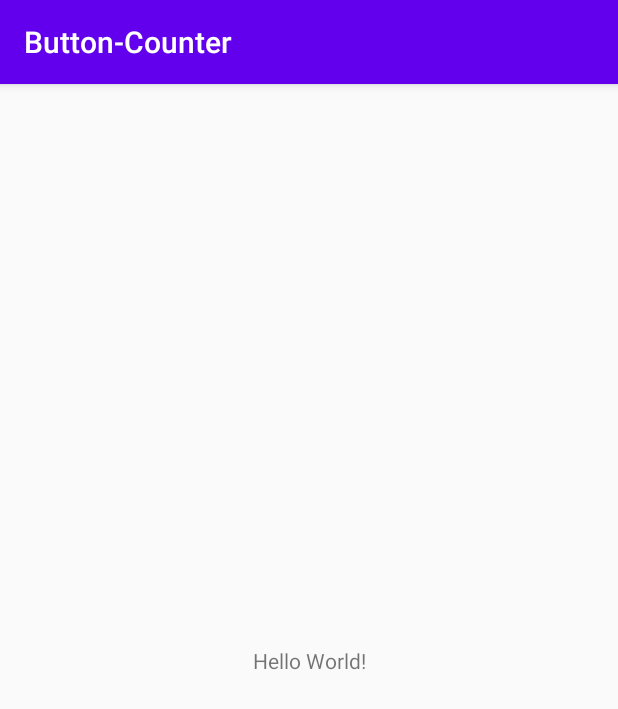
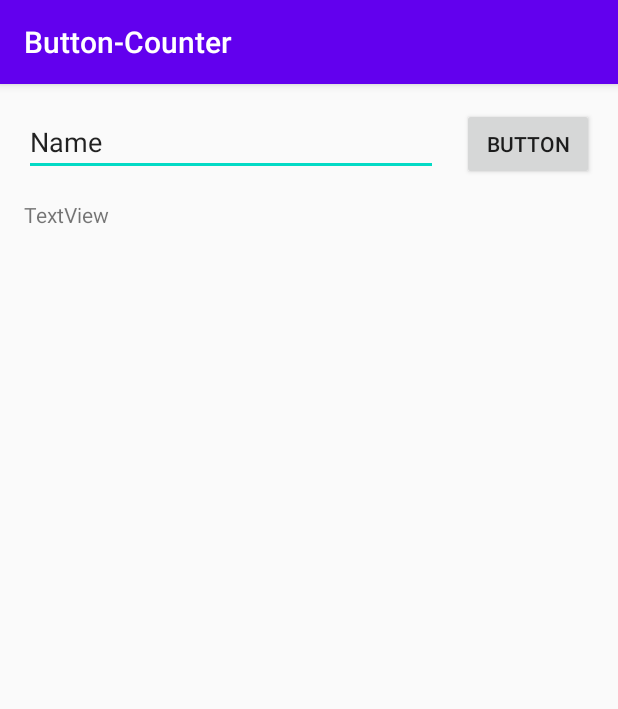
Before and after one commit to cwnicoletti/kotlin-android-practice, an Android app: the screen it shows after launch (MainActivity), on a phone screen of 412 x 824 dp. Shown: the top 709 px of the screen. Run offline under Robolectric (Android 15) with nearby library versions, the phone set to English and light mode, and no system bars.

Commit message:
Readying layout for counting & editing MainActivity

```diff
--- a/app/src/main/java/com/example/button_counter/MainActivity.kt
+++ b/app/src/main/java/com/example/button_counter/MainActivity.kt
@@ -2,10 +2,30 @@ package com.example.button_counter
 
 import androidx.appcompat.app.AppCompatActivity
 import android.os.Bundle
+import android.view.View
+import android.widget.Button
+import android.widget.EditText
+import android.widget.TextView
 
 class MainActivity : AppCompatActivity() {
+    private var userInput: EditText? = null
+    private var button: Button? = null
+    private var textView: TextView? = null
+    private var numTimesClicked = 0
+
     override fun onCreate(savedInstanceState: Bundle?) {
         super.onCreate(savedInstanceState)
         setContentView(R.layout.activity_main)
+
+        userInput = findViewById<EditText>(R.id.editTextTextPersonName)
+        button = findViewById<Button>(R.id.button)
+        textView = findViewById<TextView>(R.id.textView)
+
+        button?.setOnClickListener(object : View.OnClickListener {
+            override fun onClick(p0: View?) {
+                numTimesClicked += 1
+                textView?.append("\nThe button got tapped $numTimesClicked time(s)")
+            }
+        })
     }
 }
--- a/app/src/main/res/layout/activity_main.xml
+++ b/app/src/main/res/layout/activity_main.xml
@@ -6,13 +6,43 @@
     android:layout_height="match_parent"
     tools:context=".MainActivity">
 
-    <TextView
+    <Button
+        android:id="@+id/button"
         android:layout_width="wrap_content"
         android:layout_height="wrap_content"
-        android:text="Hello World!"
-        app:layout_constraintBottom_toBottomOf="parent"
-        app:layout_constraintLeft_toLeftOf="parent"
-        app:layout_constraintRight_toRightOf="parent"
+        android:layout_marginTop="16dp"
+        android:layout_marginEnd="16dp"
+        android:text="Button"
+        app:layout_constraintEnd_toEndOf="parent"
         app:layout_constraintTop_toTopOf="parent" />
 
+    <EditText
+        android:id="@+id/editTextTextPersonName"
+        android:layout_width="0dp"
+        android:layout_height="wrap_content"
+        android:layout_marginStart="16dp"
+        android:layout_marginTop="16dp"
+        android:layout_marginEnd="16dp"
+        android:ems="10"
+        android:inputType="textPersonName"
+        android:text="Name"
+        app:layout_constraintEnd_toStartOf="@+id/button"
+        app:layout_constraintStart_toStartOf="parent"
+        app:layout_constraintTop_toTopOf="parent" />
+
+    <TextView
+        android:id="@+id/textView"
+        android:layout_width="0dp"
+        android:layout_height="0dp"
+        android:layout_marginStart="16dp"
+        android:layout_marginTop="16dp"
+        android:layout_marginEnd="16dp"
+        android:layout_marginBottom="16dp"
+        android:text="TextView"
+        app:layout_constraintBottom_toBottomOf="parent"
+        app:layout_constraintEnd_toEndOf="parent"
+        app:layout_constraintHorizontal_bias="0.0"
+        app:layout_constraintStart_toStartOf="parent"
+        app:layout_constraintTop_toBottomOf="@+id/editTextTextPersonName"
+        app:layout_constraintVertical_bias="0.0" />
 </androidx.constraintlayout.widget.ConstraintLayout>
```
